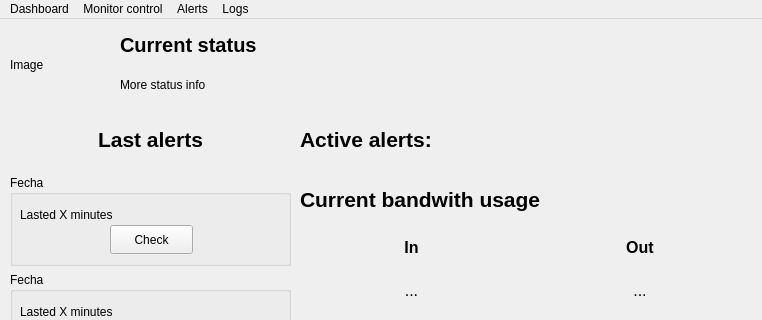
This is dos-attack-detector/mainwindow.ui in andyy-nr/dos-attack-detector as Qt 5 draws it before an edit; both pictures show x 0 to 762 and y 0 to 320 of the 762 by 500 pixel window. The edited form follows.
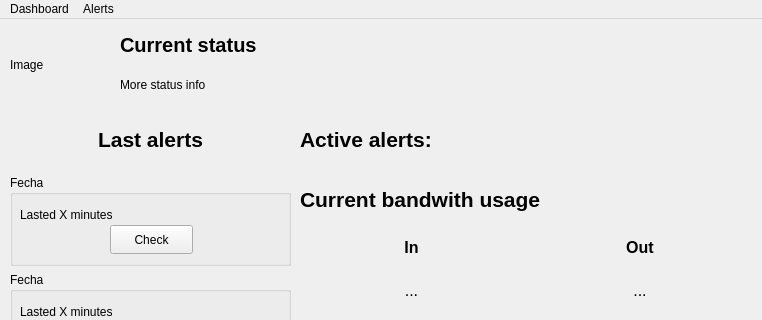
This is the edited form.

```diff
--- a/dos-attack-detector/mainwindow.ui
+++ b/dos-attack-detector/mainwindow.ui
@@ -370,7 +370,8 @@
     </property>
    </widget>
   </widget>
-  <widget class="QMenuBar" name="menubar">
+  <widget class="QStatusBar" name="statusbar"/>
+  <widget class="QMenuBar" name="menuBar">
    <property name="geometry">
     <rect>
      <x>0</x>
@@ -384,25 +385,13 @@
      <string>Dashboard</string>
     </property>
    </widget>
-   <widget class="QMenu" name="menuMonitor_control">
-    <property name="title">
-     <string>Monitor control</string>
-    </property>
-   </widget>
    <widget class="QMenu" name="menuAlerts">
     <property name="title">
      <string>Alerts</string>
     </property>
    </widget>
-   <widget class="QMenu" name="menuLogs">
-    <property name="title">
-     <string>Logs</string>
-    </property>
-   </widget>
    <addaction name="menuDashboard"/>
-   <addaction name="menuMonitor_control"/>
    <addaction name="menuAlerts"/>
-   <addaction name="menuLogs"/>
   </widget>
   <widget class="QStatusBar" name="statusbar"/>
  </widget>
```
Left out of the diff: 1 changed line with no effect on the pictures.
